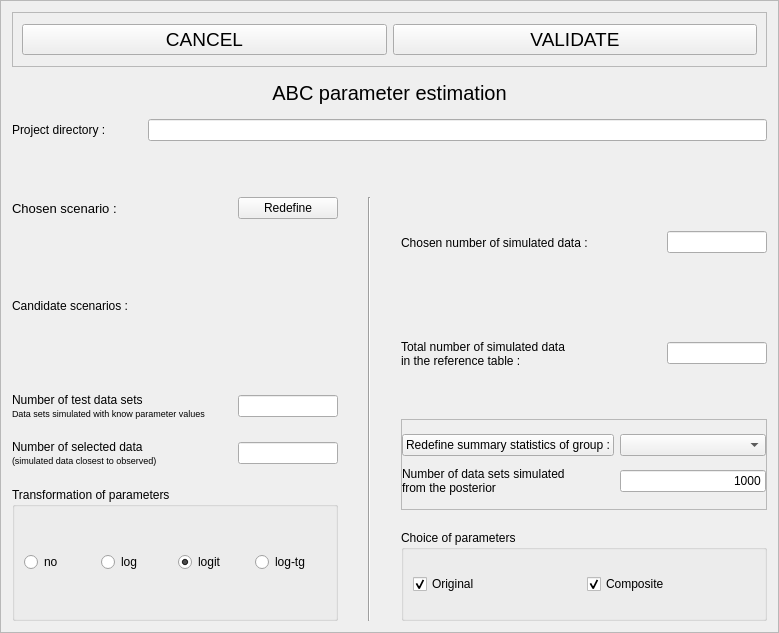
Qt form python_interface/uis/setupEstimationBias.ui (cbgp/diyabc) before a commit.
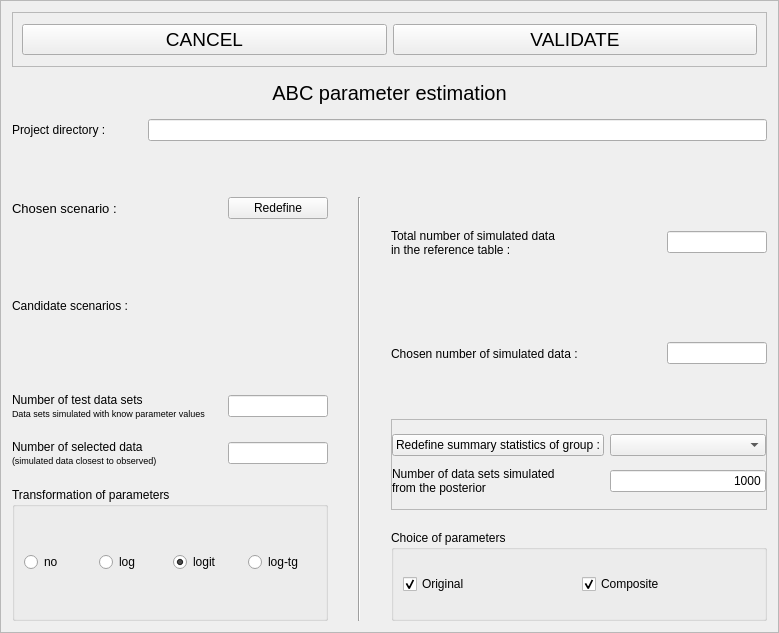
The same form after that commit.

The edit to the form file:
```diff
--- a/python_interface/uis/setupEstimationBias.ui
+++ b/python_interface/uis/setupEstimationBias.ui
@@ -496,75 +496,6 @@
          </property>
         </layout>
        </item>
-       <item>
-        <widget class="QFrame" name="frame">
-         <property name="frameShape">
-          <enum>QFrame::NoFrame</enum>
-         </property>
-         <property name="frameShadow">
-          <enum>QFrame::Raised</enum>
-         </property>
-         <layout class="QHBoxLayout" name="horizontalLayout_8">
-          <property name="leftMargin">
-           <number>0</number>
-          </property>
-          <property name="rightMargin">
-           <number>0</number>
-          </property>
-          <item>
-           <widget class="QLabel" name="label_8">
-            <property name="minimumSize">
-             <size>
-              <width>220</width>
-              <height>0</height>
-             </size>
-            </property>
-            <property name="maximumSize">
-             <size>
-              <width>220</width>
-              <height>16777215</height>
-             </size>
-            </property>
-            <property name="text">
-             <string>Chosen number of simulated data : </string>
-            </property>
-           </widget>
-          </item>
-          <item>
-           <spacer name="horizontalSpacer">
-            <property name="orientation">
-             <enum>Qt::Horizontal</enum>
-            </property>
-            <property name="sizeHint" stdset="0">
-             <size>
-              <width>40</width>
-              <height>20</height>
-             </size>
-            </property>
-           </spacer>
-          </item>
-          <item>
-           <widget class="QLineEdit" name="cnosdEdit">
-            <property name="minimumSize">
-             <size>
-              <width>100</width>
-              <height>0</height>
-             </size>
-            </property>
-            <property name="maximumSize">
-             <size>
-              <width>100</width>
-              <height>16777215</height>
-             </size>
-            </property>
-            <property name="alignment">
-             <set>Qt::AlignRight|Qt::AlignTrailing|Qt::AlignVCenter</set>
-            </property>
-           </widget>
-          </item>
-         </layout>
-        </widget>
-       </item>
        <item>
         <widget class="QFrame" name="frame_2">
          <property name="minimumSize">
@@ -644,6 +575,75 @@
          </layout>
         </widget>
        </item>
+       <item>
+        <widget class="QFrame" name="frame">
+         <property name="frameShape">
+          <enum>QFrame::NoFrame</enum>
+         </property>
+         <property name="frameShadow">
+          <enum>QFrame::Raised</enum>
+         </property>
+         <layout class="QHBoxLayout" name="horizontalLayout_8">
+          <property name="leftMargin">
+           <number>0</number>
+          </property>
+          <property name="rightMargin">
+           <number>0</number>
+          </property>
+          <item>
+           <widget class="QLabel" name="label_8">
+            <property name="minimumSize">
+             <size>
+              <width>230</width>
+              <height>0</height>
+             </size>
+            </property>
+            <property name="maximumSize">
+             <size>
+              <width>230</width>
+              <height>16777215</height>
+             </size>
+            </property>
+            <property name="text">
+             <string>Chosen number of simulated data : </string>
+            </property>
+           </widget>
+          </item>
+          <item>
+           <spacer name="horizontalSpacer">
+            <property name="orientation">
+             <enum>Qt::Horizontal</enum>
+            </property>
+            <property name="sizeHint" stdset="0">
+             <size>
+              <width>40</width>
+              <height>20</height>
+             </size>
+            </property>
+           </spacer>
+          </item>
+          <item>
+           <widget class="QLineEdit" name="cnosdEdit">
+            <property name="minimumSize">
+             <size>
+              <width>100</width>
+              <height>0</height>
+             </size>
+            </property>
+            <property name="maximumSize">
+             <size>
+              <width>100</width>
+              <height>16777215</height>
+             </size>
+            </property>
+            <property name="alignment">
+             <set>Qt::AlignRight|Qt::AlignTrailing|Qt::AlignVCenter</set>
+            </property>
+           </widget>
+          </item>
+         </layout>
+        </widget>
+       </item>
        <item>
         <widget class="QFrame" name="redefSumStatsFrame">
          <property name="frameShape">
```
